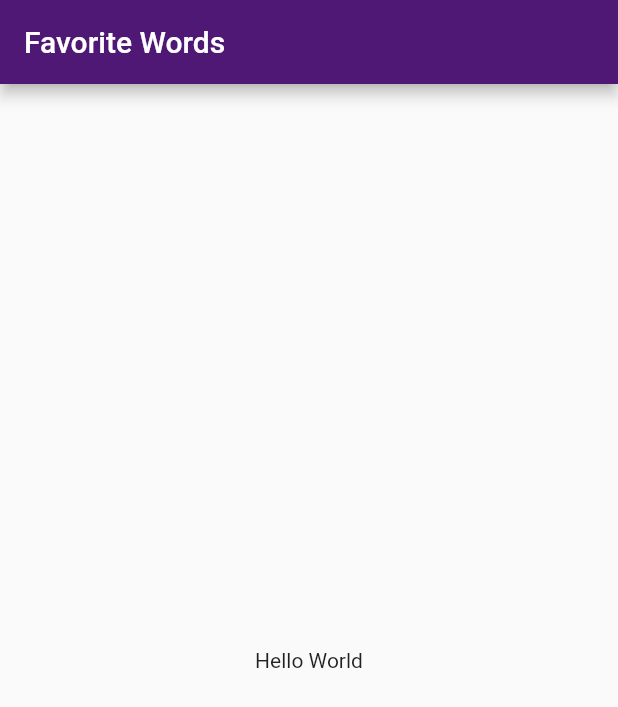
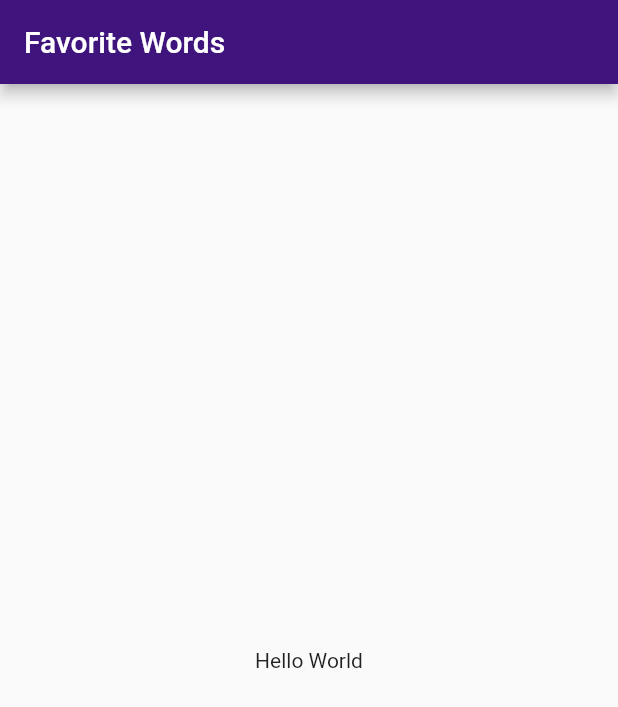
Before and after one commit to luancardosolc/flutter_favorite_words, a Flutter app: the screen it shows after launch, on a phone screen of 412 x 824 dp. Shown: the top 707 px of the screen. Run offline on Flutter 3.47's test engine with Material 2 defaults, Android fonts, the phone set to English and light mode, and no system bars.

Commit message:
Playing with colorScheme

```diff
--- a/lib/main.dart
+++ b/lib/main.dart
@@ -14,7 +14,7 @@ class MyApp extends StatelessWidget {
       theme: ThemeData(
         colorScheme: ColorScheme.fromSwatch().copyWith(
           // or from RGB
-          primary: const Color.fromARGB(255, 80, 24, 117),
+          primary: const Color(0xFF3f157d),
           secondary: const Color(0xFFFFC107),
         ),
       ),
```
